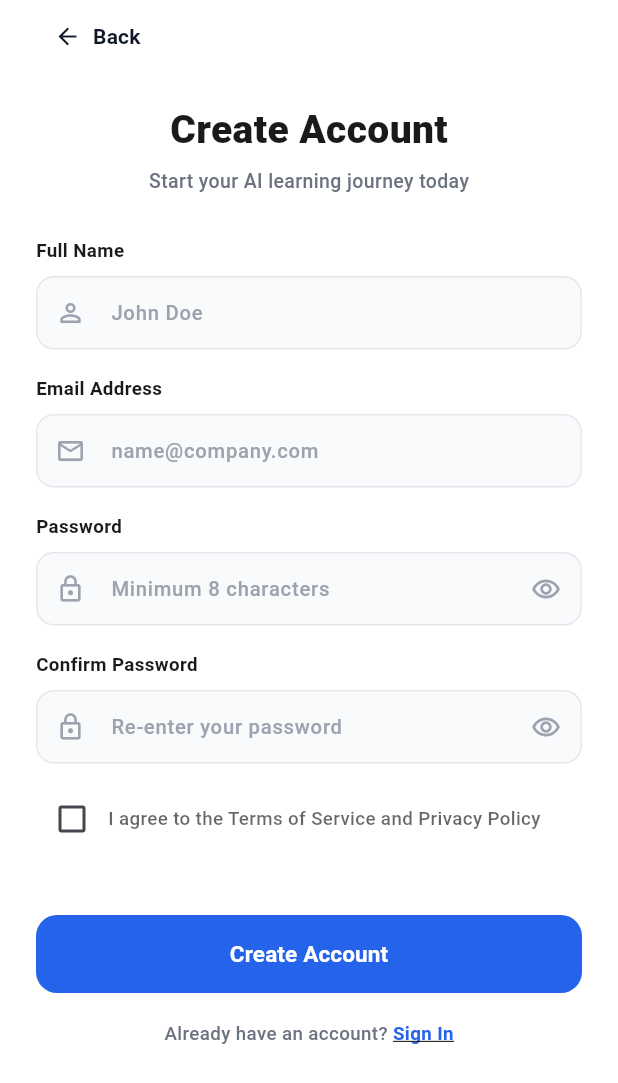
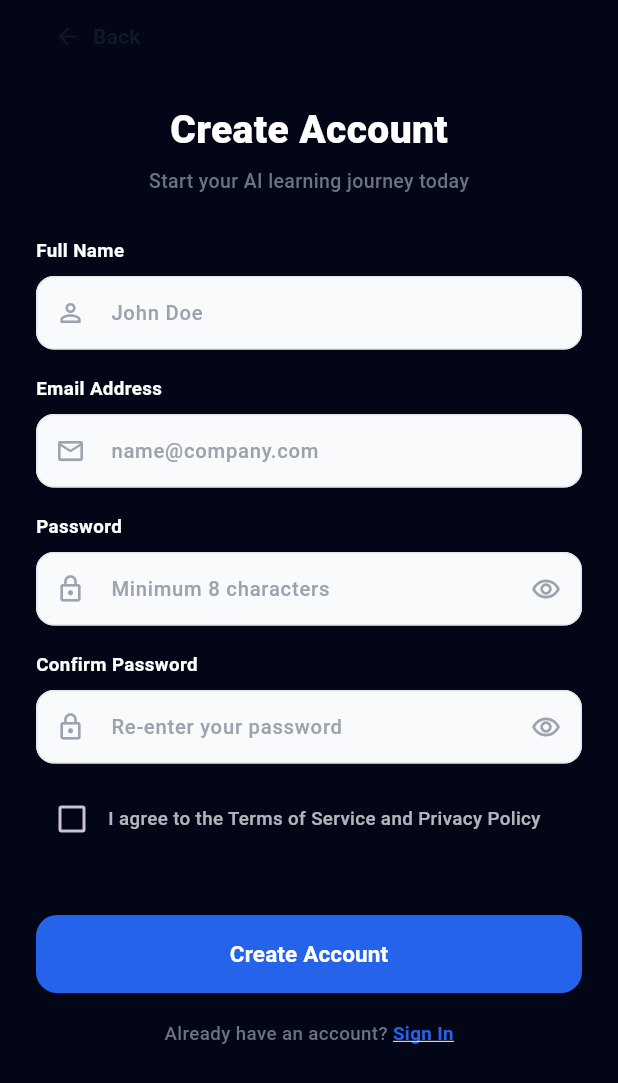
Before and after one commit to mohamed-Ihab55/machinfy_agent, a Flutter app: the screen it shows after launch, after a tap on "Create Account", on a phone screen of 412 x 824 dp. Shown: the top 1083 px of the screen. Run offline on Flutter 3.47's test engine with Material 3 defaults, Android fonts, the phone set to English and light mode, and no system bars; our stand-ins replace bloc, equatable, firebase_auth, firebase_core, flutter_bloc; accounts and stored records are empty.

Commit message:
dark mode done

```diff
--- a/lib/core/constants.dart
+++ b/lib/core/constants.dart
@@ -17,3 +17,13 @@ const kBorderColor = Color(0xFFE5E7EB);
 const kFieldFillColor = Color(0xFFF9FAFB);
 
 const kErrorColor = Color(0xFFEF4444);
+
+// ============ Dark Theme Colors ============
+/// Main dark background for scaffolds and app bars
+const kDarkBackgroundColor = Color(0xFF020617);
+
+/// Default surface/container color in dark mode (primary with opacity)
+const kDarkSurfaceColor = Color(0x290066CC); // kPrimaryColor with ~16% opacity
+
+/// Dialog background in dark mode (slightly stronger surface)
+const kDarkDialogColor = Color(0x330066CC); // kPrimaryColor with ~20% opacity
--- a/lib/core/theme/app_theme.dart
+++ b/lib/core/theme/app_theme.dart
@@ -23,16 +23,52 @@ class AppTheme {
   static ThemeData get darkTheme {
     final base = ThemeData.dark();
     return base.copyWith(
-      scaffoldBackgroundColor: const Color(0xFF020617),
+      // Deep navy background for a professional dark look
+      scaffoldBackgroundColor: kDarkBackgroundColor,
       primaryColor: kPrimaryColor,
       colorScheme: base.colorScheme.copyWith(
         primary: kPrimaryColor,
         secondary: kSecondaryColor,
         brightness: Brightness.dark,
+        surface: kDarkSurfaceColor,
+        onSurface: Colors.white,
       ),
       appBarTheme: const AppBarTheme(
-        backgroundColor: Color(0xFF020617),
+        backgroundColor: kDarkBackgroundColor,
         elevation: 0,
+        foregroundColor: Colors.white,
+      ),
+      cardColor: kDarkSurfaceColor,
+      canvasColor: kDarkBackgroundColor,
+      bottomSheetTheme: const BottomSheetThemeData(
+        backgroundColor: kDarkBackgroundColor,
+      ),
+      iconTheme: base.iconTheme.copyWith(color: Colors.white),
+      listTileTheme: base.listTileTheme.copyWith(
+        iconColor: Colors.white70,
+        textColor: Colors.white,
+      ),
+      textTheme: base.textTheme.apply(
+        bodyColor: Colors.white,
+        displayColor: Colors.white,
+      ),
+      inputDecorationTheme: base.inputDecorationTheme.copyWith(
+        filled: true,
+        fillColor: kDarkSurfaceColor,
+        hintStyle: base.textTheme.bodyMedium?.copyWith(
+          color: Colors.white70,
+        ),
+        enabledBorder: OutlineInputBorder(
+          borderRadius: BorderRadius.circular(12),
+          borderSide: BorderSide(color: Colors.white.withValues(alpha: 0.2)),
+        ),
+        focusedBorder: OutlineInputBorder(
+          borderRadius: BorderRadius.circular(12),
+          borderSide: const BorderSide(color: kPrimaryColor, width: 1.4),
+        ),
+      ),
+      dialogTheme: DialogThemeData(
+        backgroundColor: kDarkDialogColor,
       ),
     );
   }
--- a/lib/core/theme/theme_provider.dart
+++ b/lib/core/theme/theme_provider.dart
@@ -1,7 +1,8 @@
 import 'package:flutter/material.dart';
 
 class ThemeProvider extends ChangeNotifier {
-  bool _isDarkMode = false;
+  // Start the app in dark mode by default
+  bool _isDarkMode = true;
 
   bool get isDarkMode => _isDarkMode;
 
--- a/lib/core/typography.dart
+++ b/lib/core/typography.dart
@@ -1,31 +1,26 @@
 import 'package:flutter/material.dart';
-import 'package:machinfy_agent/core/constants.dart';
 
 class Style {
   // ================= HEADINGS =================
   static const headingLarge = TextStyle(
     fontSize: 32,
     fontWeight: FontWeight.bold,
-    color: kTextColor,
   );
 
   static const headingMedium = TextStyle(
     fontSize: 26,
     fontWeight: FontWeight.w800,
-    color: kTextColor,
   );
 
   // ================= BODY =================
   static const bodyLarge = TextStyle(
     fontSize: 18,
     fontWeight: FontWeight.w600,
-    color: kTextColor,
   );
 
   static const bodysmall = TextStyle(
     fontSize: 14,
     fontWeight: FontWeight.w500,
-    color: kTextColor,
   );
 
   // ================= SUBTITLES =================
@@ -66,19 +61,16 @@ class Style {
   static const appBarTitle = TextStyle(
     fontSize: 18,
     fontWeight: FontWeight.w800,
-    color: kTextColor,
   );
   // ================= FORMS =================
   static const fieldLabel = TextStyle(
     fontSize: 12.5,
     fontWeight: FontWeight.w600,
-    color: kTextColor,
   );
 
   static const fieldText = TextStyle(
     fontSize: 14,
     fontWeight: FontWeight.w500,
-    color: kTextColor,
   );
 
   static const fieldHint = TextStyle(
--- a/lib/features/authentication/presentation/widgets/auth_text_field.dart
+++ b/lib/features/authentication/presentation/widgets/auth_text_field.dart
@@ -15,10 +15,12 @@ class AuthTextField extends StatelessWidget {
     this.onSuffixTap,
     this.errorText,
     this.onChanged,
+    this.hintStyle,
   });
 
   final String label;
   final String hint;
+  final TextStyle? hintStyle;
   final TextEditingController controller;
   final IconData prefixIcon;
   final TextInputType? keyboardType;
@@ -47,7 +49,7 @@ class AuthTextField extends StatelessWidget {
             style: Style.fieldText,
             decoration: InputDecoration(
               hintText: hint,
-              hintStyle: Style.fieldHint,
+              hintStyle: hintStyle ?? Style.fieldHint,
               filled: true,
               fillColor: kFieldFillColor,
               contentPadding: const EdgeInsets.symmetric(
--- a/lib/features/authentication/presentation/widgets/login/login_body.dart
+++ b/lib/features/authentication/presentation/widgets/login/login_body.dart
@@ -60,7 +60,6 @@ class _LoginBodyState extends State<LoginBody> {
         final cubit = context.read<LoginCubit>();
 
         return Scaffold(
-          backgroundColor: Colors.white,
           body: SafeArea(
             child: Padding(
               padding: const EdgeInsets.symmetric(horizontal: 24),
--- a/lib/features/authentication/presentation/widgets/profile_body.dart
+++ b/lib/features/authentication/presentation/widgets/profile_body.dart
@@ -58,7 +58,6 @@ class ProfileBodyState extends State<ProfileBody> {
         final cubit = context.read<ProfileCubit>();
 
         return Scaffold(
-          backgroundColor: Colors.white,
           body: SafeArea(
             child: SingleChildScrollView(
               padding: const EdgeInsets.symmetric(horizontal: 24, vertical: 10),
--- a/lib/features/authentication/presentation/widgets/register_body.dart
+++ b/lib/features/authentication/presentation/widgets/register_body.dart
@@ -68,7 +68,6 @@ class RegisterBodyState extends State<RegisterBody> {
         final cubit = context.read<RegisterCubit>();
 
         return Scaffold(
-          backgroundColor: Colors.white,
           body: SafeArea(
             child: SingleChildScrollView(
               padding: const EdgeInsets.symmetric(horizontal: 24),
@@ -155,7 +154,10 @@ class RegisterBodyState extends State<RegisterBody> {
                         child: Text(
                           'I agree to the Terms of Service and Privacy Policy',
                           style: Style.smallGrey.copyWith(
-                            color: Colors.black.withOpacity(.6),
+                            color: Theme.of(context)
+                                .colorScheme
+                                .onSurface
+                                .withOpacity(0.7),
                           ),
                         ),
                       ),
--- a/lib/features/authentication/presentation/widgets/reset_password/reset_password_body.dart
+++ b/lib/features/authentication/presentation/widgets/reset_password/reset_password_body.dart
@@ -52,7 +52,6 @@ class _ResetPasswordBodyState extends State<ResetPasswordBody> {
         final cubit = context.read<ResetPasswordCubit>();
 
         return Scaffold(
-          backgroundColor: Colors.white,
           body: SafeArea(
             child: Padding(
               padding: const EdgeInsets.symmetric(horizontal: 24),
--- a/lib/features/privacy_security/presentation/view/privacy_security_screen.dart
+++ b/lib/features/privacy_security/presentation/view/privacy_security_screen.dart
@@ -19,7 +19,6 @@ class _PrivacySecurityScreenState extends State<PrivacySecurityScreen> {
   @override
   Widget build(BuildContext context) {
     return Scaffold(
-      backgroundColor: Colors.white,
       appBar: AppBar(
         title: const Text('Privacy & Security'),
         centerTitle: true,
```
Also changed, not shown: lib/features/chat_agent/presentation/widget/chat_bot_screen_body.dart.dart (+6 -6 lines), lib/features/chat_agent/presentation/widget/message_bubble.dart (+6 -2 lines), lib/features/setting/presentation/widgets/about_screen.dart (+25 -12 lines), lib/features/setting/presentation/widgets/storage_screen.dart (+5 -3 lines), lib/features/side_menu/presentation/view/menu_drawer.dart (+16 -7 lines), lib/features/side_menu/presentation/widgets/menu_item_tile.dart (+20 -4 lines).
